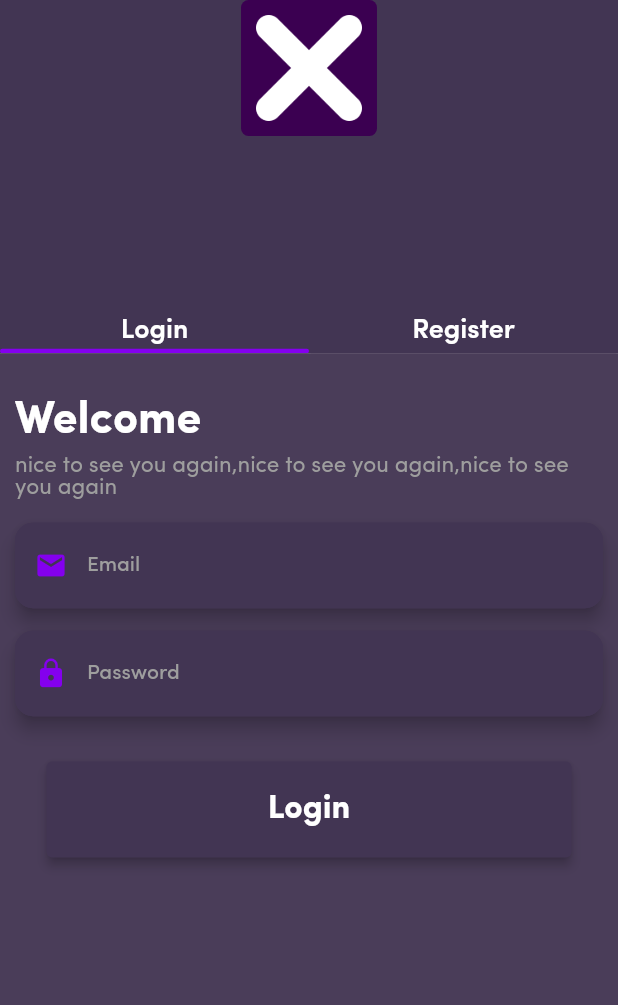
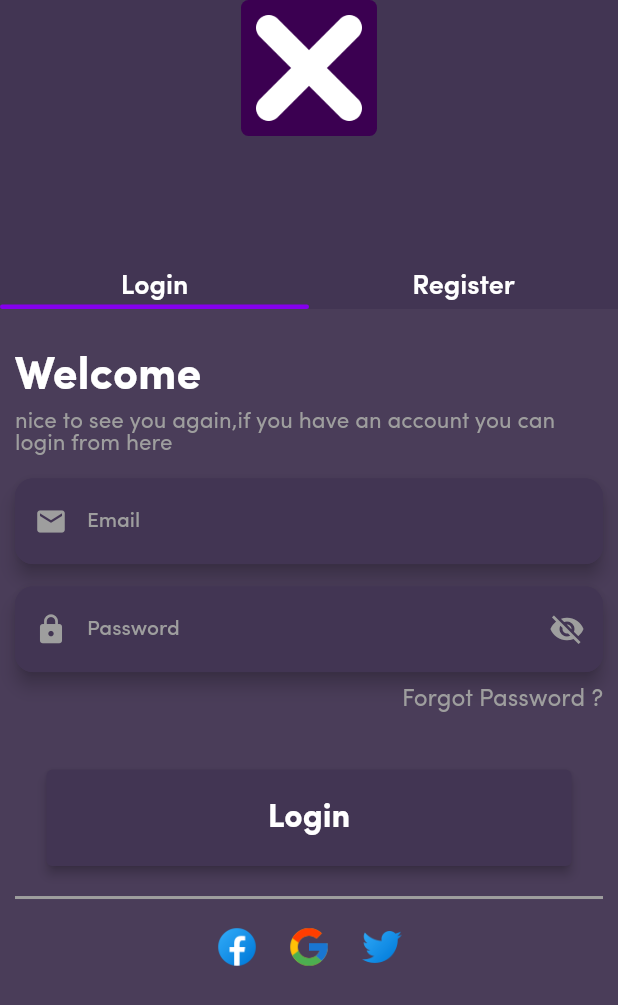
Before and after one commit to ahmedtalal/clean_flutter_auth_ui, a Flutter app: the screen it shows after launch, on a phone screen of 412 x 824 dp. Shown: the top 1005 px of the screen. Run offline on Flutter 3.47's test engine with Material 2 defaults, Android fonts, the light colour scheme and no system bars; our stand-ins replace flutter_bloc.

Commit message:
modify in some files and add some features

```diff
--- a/lib/src/core/utils/app_colors.dart
+++ b/lib/src/core/utils/app_colors.dart
@@ -1,5 +1,4 @@
 import 'package:flutter/material.dart';
-import 'package:flutter/painting.dart';
 
 class AppColors {
   static const Color backgroundColor = Color.fromRGBO(66, 53, 83, 1);
--- a/lib/src/core/utils/constants.dart
+++ b/lib/src/core/utils/constants.dart
@@ -1,4 +1,7 @@
 class Constants {
   static const String xLogo = "assets/images/x-mark.png";
+  static const String googleImg = "assets/images/google.png";
+  static const String twitterImg = "assets/images/twitter.png";
+  static const String facebookImg = "assets/images/facebook.png";
   static const String appFont = "Sofia Pro";
 }
--- a/lib/src/core/utils/screen_settings.dart
+++ b/lib/src/core/utils/screen_settings.dart
@@ -12,4 +12,6 @@ class ScreenSettings {
       _getScreenHeight(context) * height;
   static double setScreenWidth(BuildContext context, double width) =>
       _getScreenWidth(context) * width;
+  static double getFullWidth() => double.maxFinite;
+  static double getFulleight() => double.maxFinite;
 }
--- a/lib/src/presentation/components/body_auth_section_comp.dart
+++ b/lib/src/presentation/components/body_auth_section_comp.dart
@@ -1,5 +1,8 @@
 import 'package:flutter/material.dart';
+import 'package:flutter_registeration_ui/src/core/utils/constants.dart';
 import '../../core/utils/app_colors.dart';
+import '../../core/utils/screen_settings.dart';
+import 'social_links_btn_comp.dart';
 
 class BodyAuthSectionComp extends StatelessWidget {
   const BodyAuthSectionComp({
@@ -12,13 +15,47 @@ class BodyAuthSectionComp extends StatelessWidget {
   @override
   Widget build(BuildContext context) {
     return Expanded(
-      flex: 5,
+      flex: 6,
       child: Container(
         width: double.infinity,
         height: double.infinity,
         color: AppColors.bodySectionColor,
         padding: const EdgeInsets.symmetric(vertical: 15, horizontal: 10),
-        child: loginSection,
+        child: Column(
+          children: [
+            loginSection!,
+            const SizedBox(height: 10),
+            Container(
+              height: ScreenSettings.setScreenHeight(context, 0.08),
+              width: ScreenSettings.getFullWidth(),
+              decoration: const BoxDecoration(
+                border: BorderDirectional(
+                  top: BorderSide(
+                    color: Colors.grey,
+                    width: 2,
+                  ),
+                ),
+              ),
+              child: Row(
+                mainAxisAlignment: MainAxisAlignment.center,
+                children: [
+                  SocialLinksBtn(
+                    image: Constants.facebookImg,
+                    onClickBtn: () {},
+                  ),
+                  SocialLinksBtn(
+                    image: Constants.googleImg,
+                    onClickBtn: () {},
+                  ),
+                  SocialLinksBtn(
+                    image: Constants.twitterImg,
+                    onClickBtn: () {},
+                  ),
+                ],
+              ),
+            ),
+          ],
+        ),
       ),
     );
   }
--- a/lib/src/presentation/components/login_form_comp.dart
+++ b/lib/src/presentation/components/login_form_comp.dart
@@ -1,6 +1,7 @@
 import 'package:flutter/material.dart';
 import 'package:flutter_registeration_ui/src/core/utils/app_colors.dart';
 import 'package:flutter_registeration_ui/src/core/utils/constants.dart';
+import 'package:flutter_registeration_ui/src/core/utils/screen_settings.dart';
 import 'button_comp.dart';
 import 'text_form_comp.dart';
 
@@ -28,7 +29,7 @@ class LoginFormComp extends StatelessWidget {
           ),
           const SizedBox(height: 8),
           const Text(
-            "nice to see you again,nice to see you again,nice to see you again",
+            "nice to see you again,if you have an account you can login from here",
             style: TextStyle(
               fontSize: 15,
               fontFamily: Constants.appFont,
@@ -50,7 +51,26 @@ class LoginFormComp extends StatelessWidget {
             onChangeListener: (newValue) {},
             prefixIconData: Icons.lock,
           ),
-          const SizedBox(height: 20),
+          Container(
+            width: ScreenSettings.getFullWidth(),
+            height: ScreenSettings.setScreenHeight(context, 0.045),
+            alignment: Alignment.centerRight,
+            child: InkWell(
+              onTap: () {
+                /// move ip forget password page here
+              },
+              child: const Text(
+                "Forgot Password ?",
+                style: TextStyle(
+                  fontSize: 16,
+                  fontFamily: Constants.appFont,
+                  fontWeight: FontWeight.w400,
+                  color: Colors.grey,
+                ),
+              ),
+            ),
+          ),
+          const SizedBox(height: 18),
           ButtonComp(
             title: "Login",
             onClick: () {},
--- a/lib/src/presentation/components/logo_auth_section_comp.dart
+++ b/lib/src/presentation/components/logo_auth_section_comp.dart
@@ -3,7 +3,7 @@ import 'package:flutter/material.dart';
 import '../../core/utils/app_colors.dart';
 import '../../core/utils/constants.dart';
 import '../../core/utils/screen_settings.dart';
-import 'switcher_comp.dart';
+import 'switch_auth_comp.dart';
 
 class LogoAuthSectionComp extends StatelessWidget {
   final VoidCallback loginonPressed;
@@ -50,12 +50,12 @@ class LogoAuthSectionComp extends StatelessWidget {
               mainAxisAlignment: MainAxisAlignment.spaceBetween,
               crossAxisAlignment: CrossAxisAlignment.start,
               children: [
-                Switcher(
+                SwitchAuthComp(
                   title: "Login",
                   onPressed: loginonPressed,
                   titleUnderlineColor: loginedColor,
                 ),
-                Switcher(
+                SwitchAuthComp(
                   title: "Register",
                   onPressed: registeronPressed,
                   titleUnderlineColor: registeredColor,
--- a/lib/src/presentation/components/register_form_comp.dart
+++ b/lib/src/presentation/components/register_form_comp.dart
@@ -1,7 +1,6 @@
 import 'package:flutter/material.dart';
 import 'package:flutter_registeration_ui/src/core/utils/app_colors.dart';
 import 'package:flutter_registeration_ui/src/core/utils/constants.dart';
-import 'package:flutter_registeration_ui/src/core/utils/screen_settings.dart';
 import 'button_comp.dart';
 import 'text_form_comp.dart';
 
@@ -29,7 +28,7 @@ class RegisterFormComp extends StatelessWidget {
           ),
           const SizedBox(height: 8),
           const Text(
-            "nice to see you again,nice to see you again,nice to see you again",
+            "Nice to see you in our app,here is the register page and you can create new account from here",
             style: TextStyle(
               fontSize: 15,
               fontFamily: Constants.appFont,
--- /dev/null
+++ b/lib/src/presentation/components/social_links_btn_comp.dart
@@ -0,0 +1,20 @@
+import 'package:flutter/material.dart';
+
+class SocialLinksBtn extends StatelessWidget {
+  final String? image;
+  final VoidCallback? onClickBtn;
+  const SocialLinksBtn(
+      {Key? key, required this.image, required this.onClickBtn})
+      : super(key: key);
+
+  @override
+  Widget build(BuildContext context) {
+    return IconButton(
+      onPressed: onClickBtn!,
+      icon: Image(
+        image: AssetImage(image!),
+        height: 30,
+      ),
+    );
+  }
+}
--- a/lib/src/presentation/components/switcher_comp.dart
+++ b/lib/src/presentation/components/switch_auth_comp.dart
@@ -3,11 +3,11 @@ import 'package:flutter_registeration_ui/src/core/utils/screen_settings.dart';
 import '../../core/utils/app_colors.dart';
 import '../../core/utils/constants.dart';
 
-class Switcher extends StatelessWidget {
+class SwitchAuthComp extends StatelessWidget {
   final String? title;
   final VoidCallback onPressed;
   final Color titleUnderlineColor;
-  const Switcher({
+  const SwitchAuthComp({
     Key? key,
     required this.title,
     required this.onPressed,
--- a/lib/src/presentation/components/text_form_comp.dart
+++ b/lib/src/presentation/components/text_form_comp.dart
@@ -14,13 +14,18 @@ class TextFormComp extends StatelessWidget {
     required this.prefixIconData,
   }) : super(key: key);
 
+  static bool? passwordObscure = true;
+  static bool? passwordVisibilty = false;
+
   @override
   Widget build(BuildContext context) {
     return Material(
       elevation: 5,
       color: AppColors.backgroundColor,
       borderRadius: BorderRadius.circular(12),
-      child: TextFormField(
+      child: StatefulBuilder(
+        builder: (context, setState) {
+          return TextFormField(
             style: const TextStyle(
               fontSize: 17,
               fontWeight: FontWeight.w400,
@@ -83,11 +88,33 @@ class TextFormComp extends StatelessWidget {
               ),
               prefixIcon: Icon(
                 prefixIconData!,
-            color: AppColors.underlineColor,
+                color: Colors.grey,
                 size: 22,
               ),
+              suffixIcon: labelTitle!.toLowerCase() == "password"
+                  ? IconButton(
+                      onPressed: () {
+                        setState(() {
+                          passwordObscure = !passwordObscure!;
+                          passwordVisibilty = !passwordVisibilty!;
+                        });
+                      },
+                      icon: Icon(
+                        passwordVisibilty!
+                            ? Icons.visibility
+                            : Icons.visibility_off,
+                        color: Colors.grey,
                       ),
+                    )
+                  : null,
+            ),
+            obscureText: labelTitle!.toLowerCase() == "password"
+                ? passwordObscure!
+                : false,
+            keyboardType: TextInputType.text,
             onChanged: onChangeListener,
+          );
+        },
       ),
     );
   }
```
Also changed, not shown: assets/images/facebook.png (added), assets/images/google.png (added), assets/images/twitter.png (added), 5 other files. Lines whose indentation alone changed are shown as unchanged.
